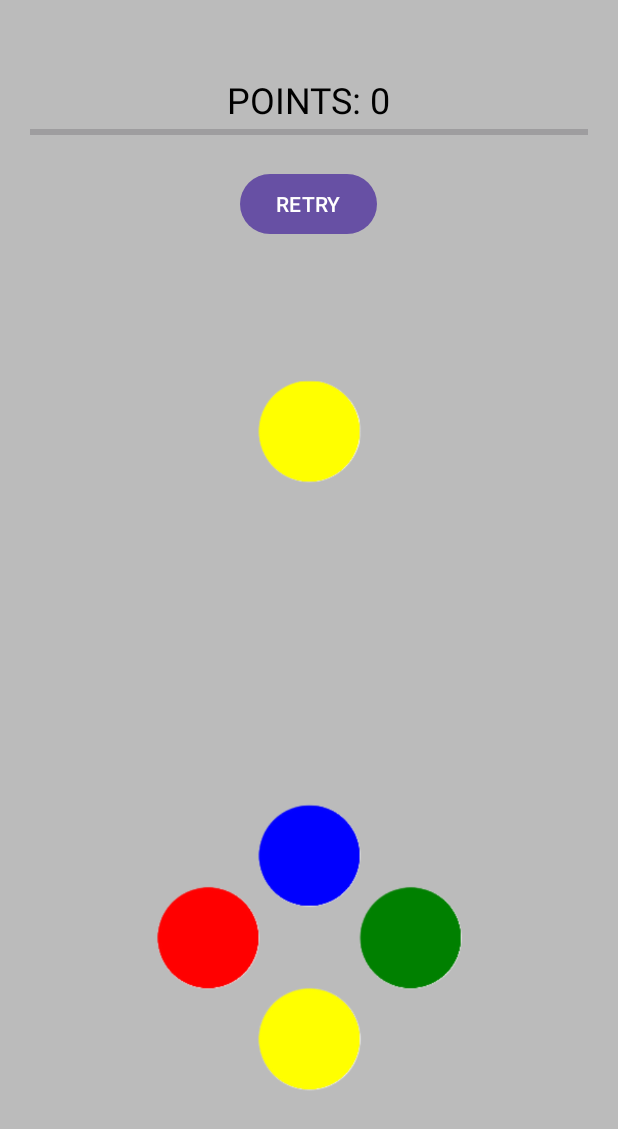
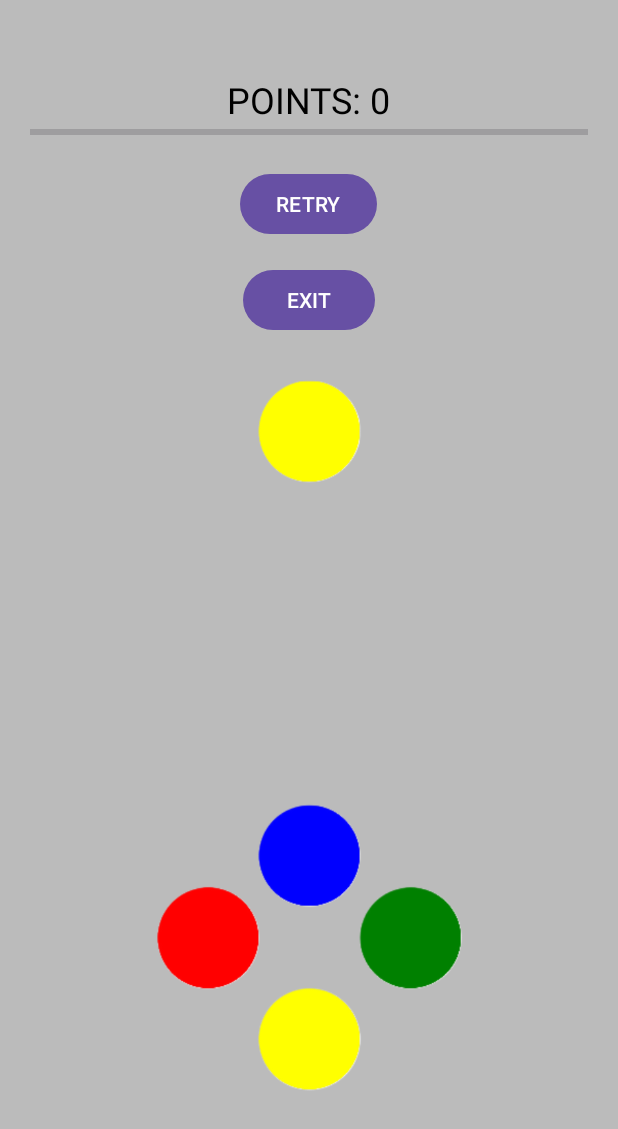
Before and after one commit to SherwinSaga/Casazo_GameSpace, an Android app: the screen it shows after launch (MainActivity), on a phone screen of 412 x 824 dp. Shown: the top 1129 px of the screen. Run offline under Robolectric (Android 15) with nearby library versions, the phone set to English and light mode, and no system bars.

Commit message:
Added Exit Button to ColorMatchGame

```diff
--- a/app/src/main/java/com/example/casazo_gamespace/MainActivity.java
+++ b/app/src/main/java/com/example/casazo_gamespace/MainActivity.java
@@ -132,7 +132,7 @@ public class MainActivity extends AppCompatActivity {
             public void run() {
                 handler.post(() -> showNotificationReminder());
             }
-        }, 0, 60 * 1000); //60secs para demo purposes
+        }, 0, 10 * 1000); //60secs para demo purposes
     }
 
     private void showNotificationReminder() {
--- a/app/src/main/java/com/example/casazo_gamespace/colormatchgame/ColorMatchGameController.java
+++ b/app/src/main/java/com/example/casazo_gamespace/colormatchgame/ColorMatchGameController.java
@@ -1,11 +1,15 @@
 package com.example.casazo_gamespace.colormatchgame;
 
+import static java.security.AccessController.getContext;
+
+import android.content.Intent;
 import android.util.Log;
 import android.view.View;
 import android.os.Handler;
 import android.widget.Button;
 import android.widget.Toast;
 
+import com.example.casazo_gamespace.MainActivity;
 import com.example.casazo_gamespace.R;
 import java.util.Random;
 
@@ -46,6 +50,14 @@ public class ColorMatchGameController implements View.OnClickListener {
                 Random r = new Random();
                 Randomlimit = r.nextInt(7)+10;
                 resetGame();
+            }
+        });
+        colorMatchGameView.getBtnExit().setOnClickListener(new View.OnClickListener() {
+            @Override
+            public void onClick(View view) {
+                Intent intent = new Intent(colorMatchGameView.getActivity(), MainActivity.class);
+                intent.addFlags(Intent.FLAG_ACTIVITY_CLEAR_TASK | Intent.FLAG_ACTIVITY_NEW_TASK);
+                colorMatchGameView.getActivity().startActivity(intent);
             }
         });
     }
@@ -96,7 +108,9 @@ public class ColorMatchGameController implements View.OnClickListener {
             @Override
             public void run() {
                 Button btnRetry = (Button) colorMatchGameView.getBtnRetry();
+                Button btnExit = (Button) colorMatchGameView.getBtnExit();
                 btnRetry.setVisibility(View.GONE);
+                btnExit.setVisibility(View.GONE);
                 colorMatchGameModel.setCurrentTime(colorMatchGameModel.getCurrentTime() - 100);
                 colorMatchGameView.displayProgressBar(colorMatchGameModel.getStartTime(), colorMatchGameModel.getCurrentTime());
                 //colorMatchGameUpdater.updateBackgroundColor();
@@ -141,6 +155,7 @@ public class ColorMatchGameController implements View.OnClickListener {
                     } else {
                         colorMatchGameView.getIvButton().setEnabled(false);
                         btnRetry.setVisibility(View.VISIBLE);
+                        btnExit.setVisibility(View.VISIBLE);
                     }
                 }
             }
--- a/app/src/main/java/com/example/casazo_gamespace/colormatchgame/ColorMatchGameView.java
+++ b/app/src/main/java/com/example/casazo_gamespace/colormatchgame/ColorMatchGameView.java
@@ -19,6 +19,8 @@ public class ColorMatchGameView {
     private TextView tv_points;
     private ProgressBar progressBar;
     private Button btnRetry;
+    private Button btnExit;
+    private Activity activity;
 
     private final static int STATIC_BLUE = 1;
     private final static int STATIC_RED = 2;
@@ -36,8 +38,11 @@ public class ColorMatchGameView {
         this.tv_points = activity.findViewById(R.id.tv_points);
         this.progressBar = activity.findViewById(R.id.progressBar);
         this.btnRetry = activity.findViewById(R.id.btnRetry);
+        this.btnExit = activity.findViewById(R.id.btnExit);
         this.rootView = activity.findViewById(android.R.id.content);
         this.btnRetry.setVisibility(View.GONE);
+        this.btnExit.setVisibility(View.GONE);
+        this.activity = activity;
     }
 
     public void setBackgroundColor(int color) {
@@ -89,6 +94,7 @@ public class ColorMatchGameView {
     public View getBtnRetry() {
         return btnRetry;
     }
+    public View getBtnExit() { return btnExit; }
 
     public void displayPoints(int currentPoints){
         tv_points.setText("POINTS: " + currentPoints);
@@ -101,7 +107,10 @@ public class ColorMatchGameView {
 
     public void displayRetryButton(boolean visible){
         btnRetry.setVisibility(visible ? View.VISIBLE : View.GONE);
+        btnExit.setVisibility(visible ? View.VISIBLE : View.GONE);
     }
 
     public void setRotation(int buttonState, int buttonDrawable) {}
+
+    public Activity getActivity() { return activity;}
 }
--- a/app/src/main/res/layout/colormatchgame_layout.xml
+++ b/app/src/main/res/layout/colormatchgame_layout.xml
@@ -45,4 +45,13 @@
         android:layout_below="@id/progressBar"
         android:layout_centerHorizontal="true"
         android:layout_marginTop="16dp"/>
+
+    <Button
+        android:id="@+id/btnExit"
+        android:layout_width="wrap_content"
+        android:layout_height="wrap_content"
+        android:text="EXIT"
+        android:layout_below="@id/btnRetry"
+        android:layout_centerHorizontal="true"
+        android:layout_marginTop="16dp"/>
 </RelativeLayout>
```
